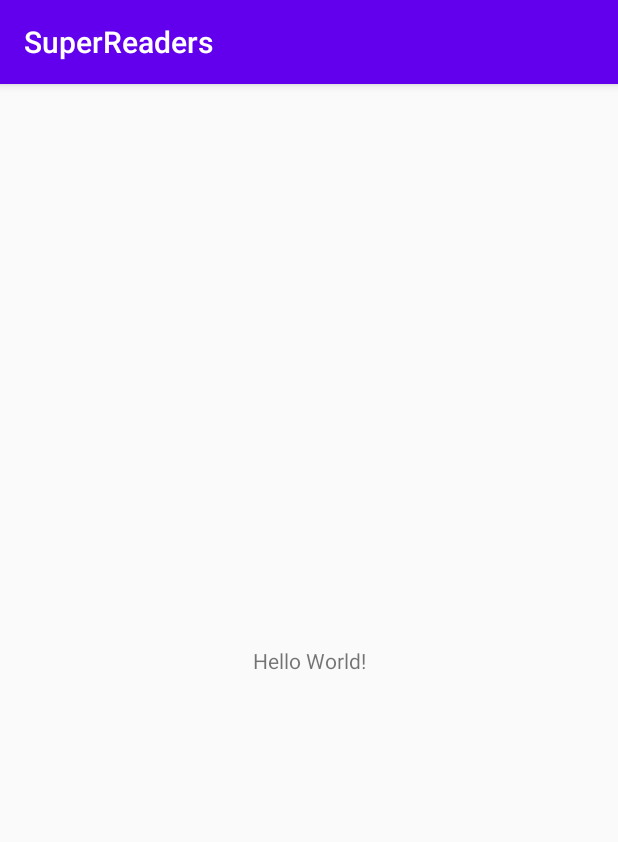
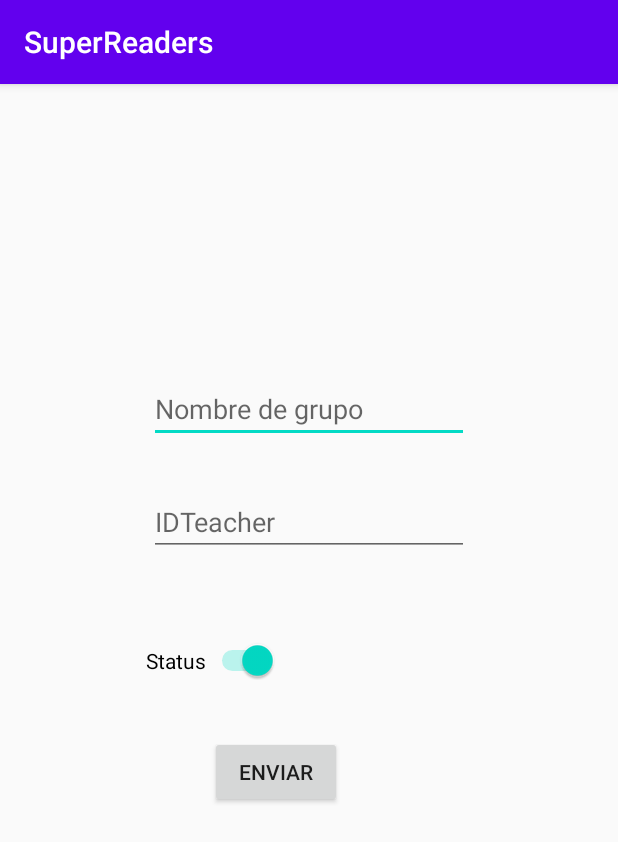
Before and after one commit to Adr1anrojas/SuperReaders, an Android app: the screen it shows after launch (MainActivity before the commit, ClassRoomActivity after it), on a phone screen of 412 x 824 dp. Shown: the top 842 px of the screen. Run offline under Robolectric (Android 15) with nearby library versions, the phone set to English and light mode, and no system bars.

Commit message:
Sembrando la app

```diff
--- a/App/SuperReaders/app/src/main/AndroidManifest.xml
+++ b/App/SuperReaders/app/src/main/AndroidManifest.xml
@@ -1,7 +1,7 @@
 <?xml version="1.0" encoding="utf-8"?>
 <manifest xmlns:android="http://schemas.android.com/apk/res/android"
     package="com.example.superreaders">
-
+    <uses-permission android:name="android.permission.INTERNET" />
     <application
         android:allowBackup="true"
         android:icon="@mipmap/ic_launcher"
@@ -9,8 +9,8 @@
         android:roundIcon="@mipmap/ic_launcher_round"
         android:supportsRtl="true"
         android:theme="@style/AppTheme">
-        <activity android:name=".views.TeacherActivity"></activity>
-        <activity android:name=".views.MainActivity">
+        <activity android:name=".views.MainActivity" />
+        <activity android:name=".views.ClassRoomActivity">
             <intent-filter>
                 <action android:name="android.intent.action.MAIN" />
 
--- a/App/SuperReaders/app/src/main/java/com/example/superreaders/api/TeacherService.java
+++ /dev/null
@@ -1,4 +0,0 @@
-package com.example.superreaders.api;
-
-public class TeacherService {
-}
--- /dev/null
+++ b/App/SuperReaders/app/src/main/java/com/example/superreaders/repositories/ClassRoomRepository.java
@@ -0,0 +1,42 @@
+package com.example.superreaders.repositories;
+
+
+import androidx.lifecycle.MutableLiveData;
+
+import com.example.superreaders.retrofit.RetrofitService;
+import com.example.superreaders.retrofit.SuperReadersService;
+import com.example.superreaders.retrofit.request.ClassRoomRequest;
+
+import retrofit2.Call;
+import retrofit2.Callback;
+import retrofit2.Response;
+
+public class ClassRoomRepository {
+    private SuperReadersService  superReadersService;
+    public ClassRoomRepository(){
+        superReadersService = RetrofitService.createService(SuperReadersService.class);
+    }
+    private String result;
+    public void  saveClassRoom(String name, String idTeacher, boolean status, MutableLiveData<String> show) {
+        if(!name.isEmpty()&&!idTeacher.isEmpty()) {
+            Call<Void> call = superReadersService.saveClassRoom(new ClassRoomRequest(name,Integer.parseInt(idTeacher),status));
+            call.enqueue(new Callback<Void>() {
+                @Override
+                public void onResponse(Call<Void> call, Response<Void> response) {
+                    result = response.message() + " " + response.code();
+                    if (response.isSuccessful())
+                        show.setValue(result);
+                    else
+                        show.setValue("ERROR: "+result);
+                }
+                @Override
+                public void onFailure(Call<Void> call, Throwable t) {
+                    result = t.getMessage();
+                    show.setValue(result);
+                }
+            });
+            return;
+        }
+        show.setValue("No se aceptan vacios");
+    }
+}
--- a/App/SuperReaders/app/src/main/java/com/example/superreaders/repositories/TeacherRepository.java
+++ /dev/null
@@ -1,4 +0,0 @@
-package com.example.superreaders.repositories;
-
-public class TeacherRepository {
-}
--- /dev/null
+++ b/App/SuperReaders/app/src/main/java/com/example/superreaders/retrofit/RetrofitService.java
@@ -0,0 +1,19 @@
+package com.example.superreaders.retrofit;
+
+
+import retrofit2.Retrofit;
+import retrofit2.converter.gson.GsonConverterFactory;
+
+public class RetrofitService {
+
+    private static Retrofit retrofit = new Retrofit.Builder()
+            .baseUrl(Urls.API)
+            .addConverterFactory(GsonConverterFactory.create())
+            .build();
+
+
+    public static <S> S createService(Class<S> serviceClass) {
+        return retrofit.create(serviceClass);
+    }
+
+}
--- /dev/null
+++ b/App/SuperReaders/app/src/main/java/com/example/superreaders/retrofit/SuperReadersService.java
@@ -0,0 +1,19 @@
+package com.example.superreaders.retrofit;
+
+import com.example.superreaders.retrofit.request.ClassRoomRequest;
+
+import java.util.List;
+
+
+import retrofit2.Call;
+import retrofit2.http.Body;
+import retrofit2.http.GET;
+import retrofit2.http.POST;
+
+public interface SuperReadersService {
+    @GET("ClassRoom/all")
+    Call<List<ClassRoomRequest>> getAllClassRoom();
+    @POST(Urls.CLASSROOM)
+    Call<Void> saveClassRoom(@Body ClassRoomRequest body);
+
+}
--- /dev/null
+++ b/App/SuperReaders/app/src/main/java/com/example/superreaders/viewmodels/ClassRoomViewModel.java
@@ -0,0 +1,28 @@
+package com.example.superreaders.viewmodels;
+import androidx.lifecycle.MutableLiveData;
+import androidx.lifecycle.ViewModel;
+import com.example.superreaders.repositories.ClassRoomRepository;
+
+
+public class ClassRoomViewModel extends ViewModel {
+
+    private ClassRoomRepository repository;
+    MutableLiveData<String> respose;
+
+    public MutableLiveData<String> getRespose() {
+        return respose;
+    }
+
+    public ClassRoomViewModel() {
+        this.repository = new ClassRoomRepository();
+        respose = new MutableLiveData<String>();
+    }
+
+
+    public void saveClassRoom(String name,String idTeacher,boolean status){
+        repository.saveClassRoom(name,idTeacher,status,respose);
+    }
+
+
+
+}
--- /dev/null
+++ b/App/SuperReaders/app/src/main/java/com/example/superreaders/views/ClassRoomActivity.java
@@ -0,0 +1,37 @@
+package com.example.superreaders.views;
+import androidx.appcompat.app.AppCompatActivity;
+import androidx.lifecycle.Observer;
+import androidx.lifecycle.ViewModelProviders;
+import android.os.Bundle;
+import android.widget.Button;
+import android.widget.EditText;
+import android.widget.Switch;
+import android.widget.Toast;
+import com.example.superreaders.R;
+import com.example.superreaders.viewmodels.ClassRoomViewModel;
+
+public class ClassRoomActivity extends AppCompatActivity {
+    Button boton;
+    EditText nombre;
+    EditText idtecaher;
+    Switch status;
+    ClassRoomViewModel classRoomViewModel;
+    @Override
+    protected void onCreate(Bundle savedInstanceState) {
+        super.onCreate(savedInstanceState);
+        setContentView(R.layout.activity_class_room);
+        nombre = findViewById(R.id.editText);
+        idtecaher = findViewById(R.id.editText2);
+        status = findViewById(R.id.switch1);
+        boton = findViewById(R.id.button);
+        classRoomViewModel = ViewModelProviders.of(this).get(ClassRoomViewModel.class);
+        boton.setOnClickListener(v -> {
+            classRoomViewModel.saveClassRoom(nombre.getText().toString(),idtecaher.getText().toString(),status.isChecked());
+        });
+       final Observer<String> observer = resultado ->{
+           Toast.makeText(getApplicationContext(),resultado,Toast.LENGTH_SHORT ).show();
+       };
+        classRoomViewModel.getRespose().observe(this,observer);
+    }
+
+}
--- a/App/SuperReaders/app/src/main/java/com/example/superreaders/views/MainActivity.java
+++ b/App/SuperReaders/app/src/main/java/com/example/superreaders/views/MainActivity.java
@@ -3,11 +3,10 @@ package com.example.superreaders.views;
 import androidx.appcompat.app.AppCompatActivity;
 
 import android.os.Bundle;
-
+import android.widget.Button;
 import com.example.superreaders.R;
 
 public class MainActivity extends AppCompatActivity {
-
     @Override
     protected void onCreate(Bundle savedInstanceState) {
         super.onCreate(savedInstanceState);
--- /dev/null
+++ b/App/SuperReaders/app/src/main/res/layout/activity_class_room.xml
@@ -0,0 +1,63 @@
+<?xml version="1.0" encoding="utf-8"?>
+<androidx.constraintlayout.widget.ConstraintLayout xmlns:android="http://schemas.android.com/apk/res/android"
+
+    xmlns:app="http://schemas.android.com/apk/res-auto"
+    xmlns:tools="http://schemas.android.com/tools"
+
+    android:layout_width="match_parent"
+    android:layout_height="match_parent"
+
+    tools:context=".views.ClassRoomActivity">
+
+    <EditText
+        android:id="@+id/editText"
+        android:layout_width="wrap_content"
+        android:layout_height="wrap_content"
+        android:ems="10"
+        android:hint="Nombre de grupo"
+        android:inputType="textPersonName"
+        app:layout_constraintBottom_toBottomOf="parent"
+        app:layout_constraintEnd_toEndOf="parent"
+        app:layout_constraintStart_toStartOf="parent"
+        app:layout_constraintTop_toTopOf="parent"
+        app:layout_constraintVertical_bias="0.268"
+        tools:text="" />
+
+    <EditText
+        android:id="@+id/editText2"
+        android:layout_width="wrap_content"
+        android:layout_height="wrap_content"
+        android:ems="10"
+        android:hint="IDTeacher"
+        android:inputType="number"
+        app:layout_constraintBottom_toBottomOf="parent"
+        app:layout_constraintEnd_toEndOf="parent"
+        app:layout_constraintStart_toStartOf="parent"
+        app:layout_constraintTop_toTopOf="parent"
+        app:layout_constraintVertical_bias="0.373" />
+
+    <Switch
+        android:id="@+id/switch1"
+        android:layout_width="wrap_content"
+        android:layout_height="wrap_content"
+        android:checked="true"
+        android:text="Status"
+        app:layout_constraintBottom_toBottomOf="parent"
+        app:layout_constraintEnd_toEndOf="parent"
+        app:layout_constraintHorizontal_bias="0.3"
+        app:layout_constraintStart_toStartOf="parent"
+        app:layout_constraintTop_toTopOf="parent" />
+
+    <Button
+        android:id="@+id/button"
+        android:layout_width="wrap_content"
+        android:layout_height="wrap_content"
+        android:text="enviar"
+        app:layout_constraintBottom_toBottomOf="parent"
+        app:layout_constraintEnd_toEndOf="parent"
+        app:layout_constraintHorizontal_bias="0.433"
+        app:layout_constraintStart_toStartOf="parent"
+        app:layout_constraintTop_toTopOf="parent"
+        app:layout_constraintVertical_bias="0.604" />
+
+</androidx.constraintlayout.widget.ConstraintLayout>
```
Also changed, not shown: App/SuperReaders/app/build.gradle (+7 -1 lines), App/SuperReaders/app/src/main/java/com/example/superreaders/retrofit/Urls.java (added, +8 -0 lines), App/SuperReaders/app/src/main/java/com/example/superreaders/retrofit/request/ClassRoomRequest.java (added, +60 -0 lines), App/SuperReaders/app/src/main/java/com/example/superreaders/retrofit/response/ClassRoomResponse.java (added, +75 -0 lines), App/SuperReaders/app/src/main/java/com/example/superreaders/views/TeacherActivity.java (deleted, +0 -13 lines).
